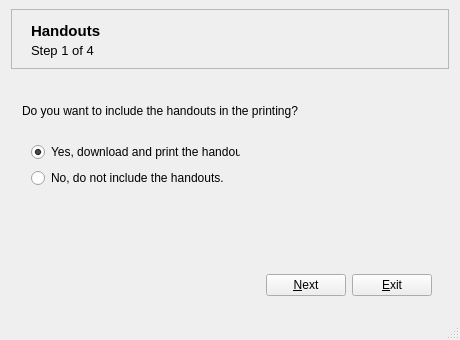
Qt form portfolio/ui/mainwindow.ui (manutorres/pernambuco) before a commit.
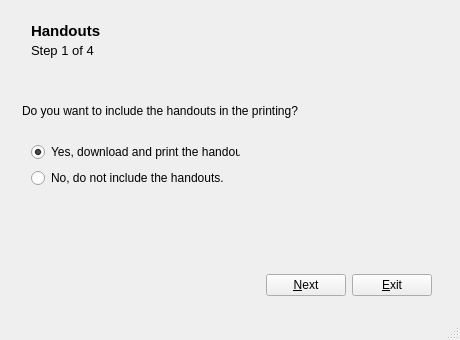
The same form after that commit. Icons and pictures are not drawn.

Commit message: Se restituyo la llamada a createUserDirectories, se quito el borde al frame y se agrego el metodo que hace un clear del contenido de los directorios en donde se guardan los assignments y los handouts

```diff
--- a/portfolio/ui/mainwindow.ui
+++ b/portfolio/ui/mainwindow.ui
@@ -62,11 +62,14 @@
        </size>
       </property>
       <property name="frameShape">
-       <enum>QFrame::StyledPanel</enum>
+       <enum>QFrame::NoFrame</enum>
       </property>
       <property name="frameShadow">
        <enum>QFrame::Raised</enum>
       </property>
+      <property name="lineWidth">
+       <number>1</number>
+      </property>
       <widget class="QLabel" name="lblTask">
        <property name="geometry">
         <rect>
```
Left out of the diff: 2 changed lines with no effect on the pictures. The commit also changes 2 other files.
